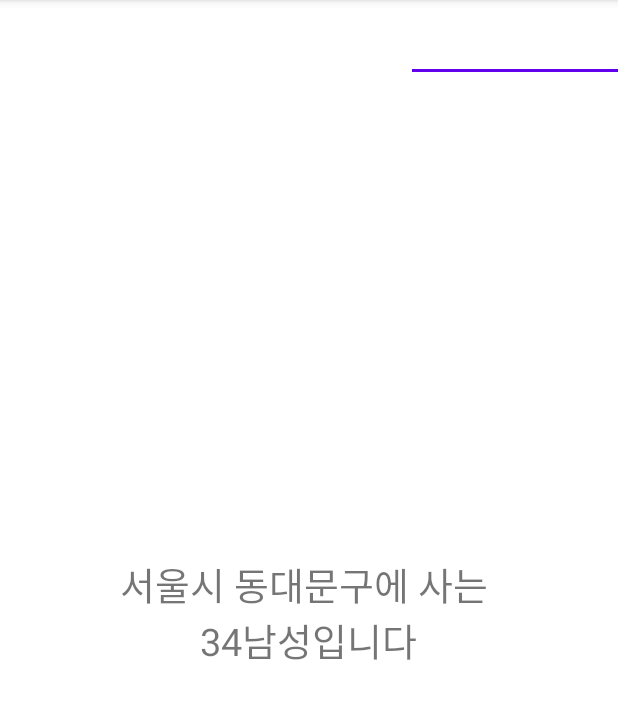
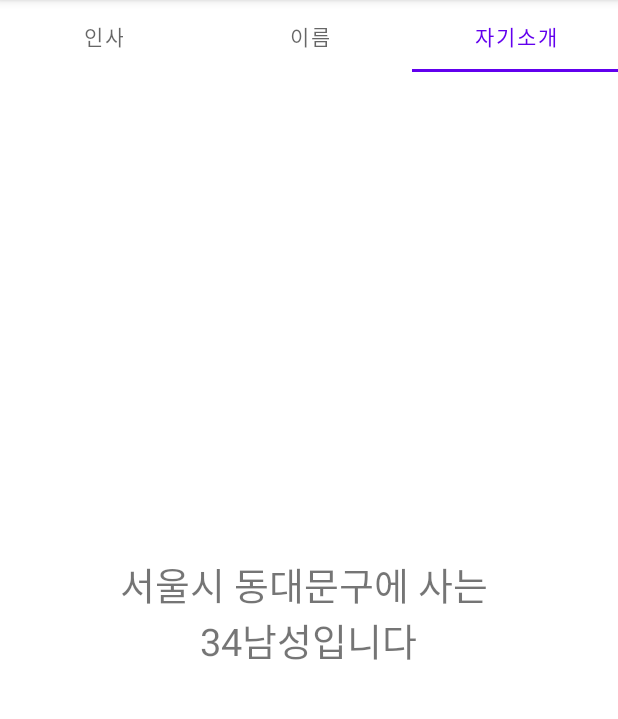
Before and after one commit to ujin-Bang/ViewPager_20211105, an Android app: the screen it shows after launch (MainActivity), tab 3 chosen, on a phone screen of 412 x 824 dp, the part 84-803 px from its top. Run offline under Robolectric (Android 15) with nearby library versions, the phone set to English and light mode, and no system bars.

```diff
--- a/app/src/main/java/com/neppplus/viewpager_20211105/adpaters/MainviewPagerAdapter.kt
+++ b/app/src/main/java/com/neppplus/viewpager_20211105/adpaters/MainviewPagerAdapter.kt
@@ -21,4 +21,18 @@ class MainviewPagerAdapter(fm: FragmentManager) : FragmentPagerAdapter(fm) {
             else -> IntroduceFragment()
         }
     }
+
+//    추가 작업. 각 페이지의 제목이 뭔지? => 탭레이아웃의 제목으로 활용.
+
+    override fun getPageTitle(position: Int): CharSequence? {
+
+    return when(position) {
+
+        0 -> "인사"
+        1 -> "이름"
+        else -> "자기소개"
+    }
+
+    }
+
 }
```
